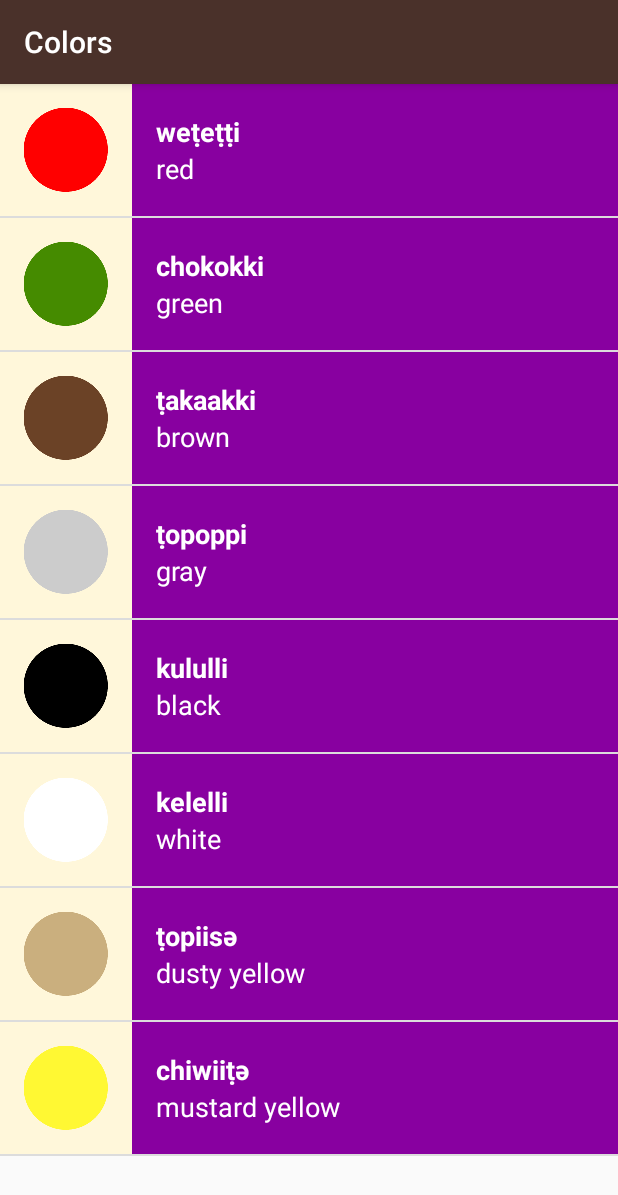
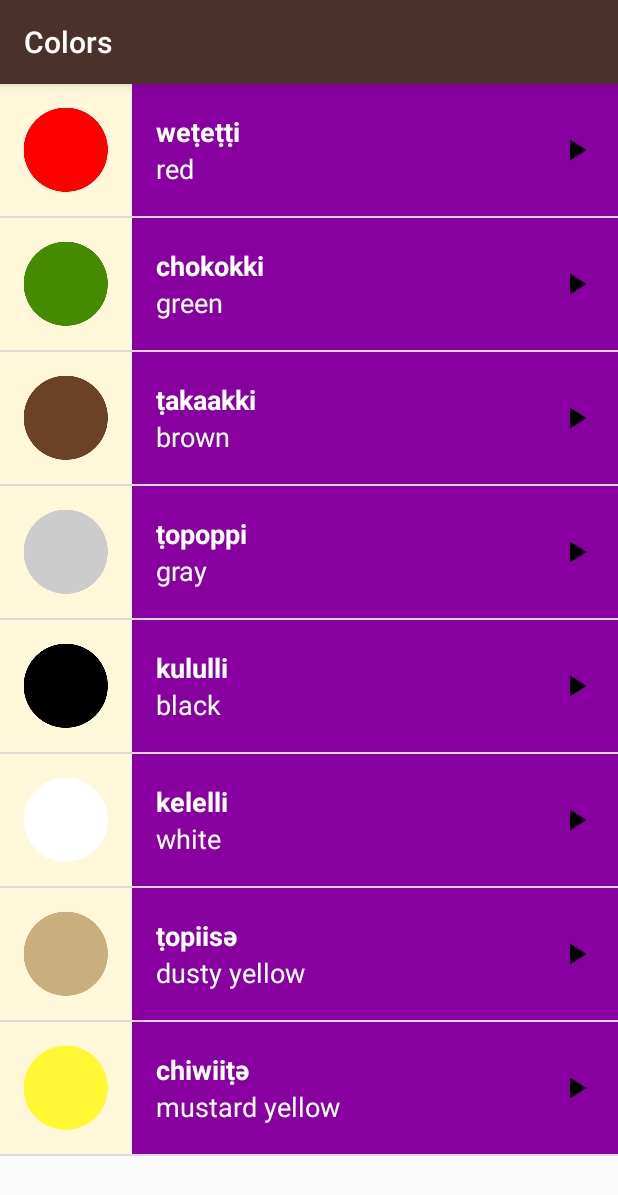
Before and after one commit to MuirDH/Miwok, an Android app: the ColorsActivity screen opened directly, with no data from a screen before it, on a phone screen of 412 x 824 dp. Shown: the top 1195 px of the screen. Run offline under Robolectric (Android 15) with nearby library versions, the phone set to English and light mode, and no system bars.

Commit message:
Add play icon to each list item

```diff
--- a/app/src/main/res/layout/list_item.xml
+++ b/app/src/main/res/layout/list_item.xml
@@ -1,13 +1,12 @@
 <?xml version="1.0" encoding="utf-8"?>
 
 <!-- Layout for a single list item -->
-<LinearLayout xmlns:android="http://schemas.android.com/apk/res/android"
+<RelativeLayout xmlns:android="http://schemas.android.com/apk/res/android"
     xmlns:tools="http://schemas.android.com/tools"
     android:layout_width="match_parent"
-    android:layout_height="wrap_content"
+    android:layout_height="@dimen/list_item_height"
     android:background="@color/tan_background"
-    android:minHeight="@dimen/list_item_height"
-    android:orientation="horizontal">
+    android:minHeight="@dimen/list_item_height">
 
 
     <ImageView
@@ -16,32 +15,51 @@
         android:layout_height="@dimen/list_item_height"
         android:contentDescription="@string/list_item_image" />
 
-    <LinearLayout
+    <RelativeLayout
         android:id="@+id/text_container"
         android:layout_width="match_parent"
-        android:layout_height="match_parent"
+        android:layout_height="@dimen/list_item_height"
+        android:layout_alignParentBottom="true"
+        android:layout_alignParentRight="true"
+        android:layout_alignParentTop="true"
+        android:layout_toRightOf="@+id/list_item_icon"
         android:orientation="vertical"
         android:paddingLeft="@dimen/list_item_padding">
 
         <TextView
             android:id="@+id/miwok_text_view"
-            style="@style/CategoryStyle"
-            android:layout_height="@dimen/zero_padding"
+            android:layout_width="match_parent"
+            android:layout_height="@dimen/dp44"
             android:layout_weight="1"
             android:gravity="bottom"
-            android:padding="@dimen/zero_padding"
-            tools:text="lutti"/>
+            android:textAppearance="@style/TextAppearance.AppCompat.Medium"
+            android:textColor="@android:color/white"
+            android:textStyle="bold"
+            tools:text="lutti" />
 
         <TextView
             android:id="@+id/default_text_view"
-            style="@style/CategoryStyle"
-            android:layout_height="@dimen/zero_padding"
+            android:layout_width="match_parent"
+            android:layout_height="@dimen/dp44"
+            android:layout_below="@+id/miwok_text_view"
             android:layout_weight="1"
             android:gravity="top"
-            android:padding="@dimen/zero_padding"
+            android:textAppearance="@style/Base.TextAppearance.AppCompat.Medium"
+            android:textColor="@android:color/white"
             android:textStyle="normal"
-            tools:text="one"/>
+            tools:text="one" />
 
-    </LinearLayout>
+        <ImageView
+            android:id="@+id/play_icon"
+            android:layout_width="@dimen/play"
+            android:layout_height="@dimen/play"
+            android:layout_alignParentRight="true"
+            android:layout_centerVertical="true"
+            android:layout_marginRight="@dimen/list_item_padding"
+            android:contentDescription="@string/play_icon"
+            android:src="@drawable/ic_play_arrow_black_24dp" />
 
-</LinearLayout>
+
+    </RelativeLayout>
+
+</RelativeLayout>
--- a/app/src/main/res/values/dimens.xml
+++ b/app/src/main/res/values/dimens.xml
@@ -21,6 +21,8 @@
     <dimen name="fab_margin">16dp</dimen>
     <dimen name="list_item_padding">16dp</dimen>
     <dimen name="zero_padding">0dp</dimen>
+    <dimen name="dp44">44dp</dimen>
+    <dimen name="play">24dp</dimen>
 
 
 </resources>
--- a/app/src/main/res/values/strings.xml
+++ b/app/src/main/res/values/strings.xml
@@ -28,5 +28,6 @@
     <!-- Category name for the vocabulary words for family members [CHAR LIMIT=20] -->
     <string name="category_family">Family Members</string>
     <string name="list_item_image">list item image</string>
+    <string name="play_icon">play icon</string>
 
 </resources>
```
Also changed, not shown: app/src/main/res/drawable-hdpi/ic_play_arrow_black_24dp.png (added), app/src/main/res/drawable-mdpi/ic_play_arrow_black_24dp.png (added), app/src/main/res/drawable-xhdpi/ic_play_arrow_black_24dp.png (added), app/src/main/res/drawable-xxhdpi/ic_play_arrow_black_24dp.png (added), app/src/main/res/drawable-xxxhdpi/ic_play_arrow_black_24dp.png (added).
